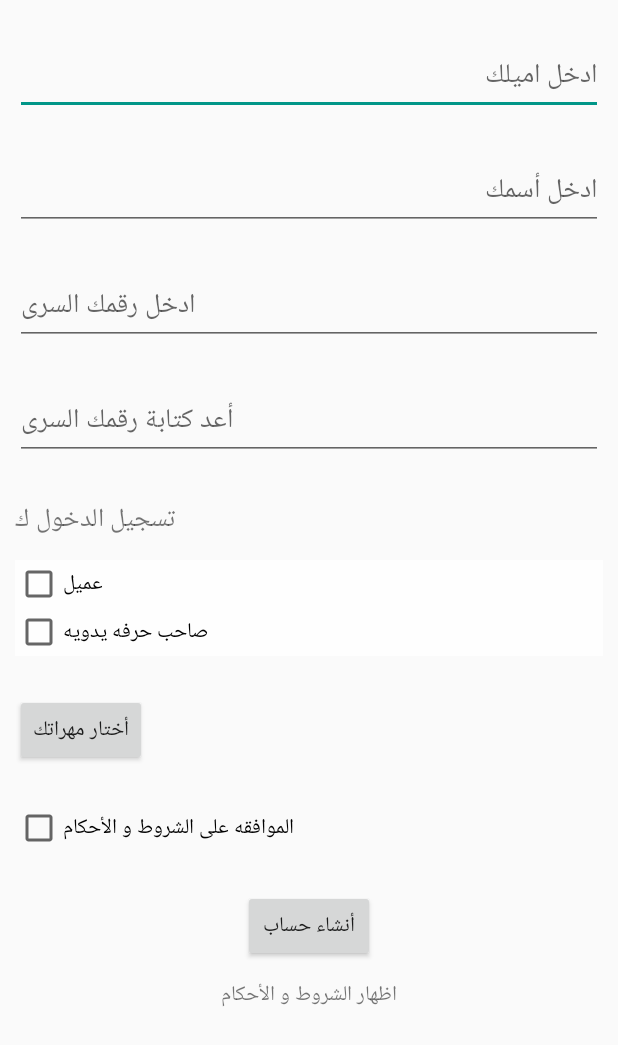
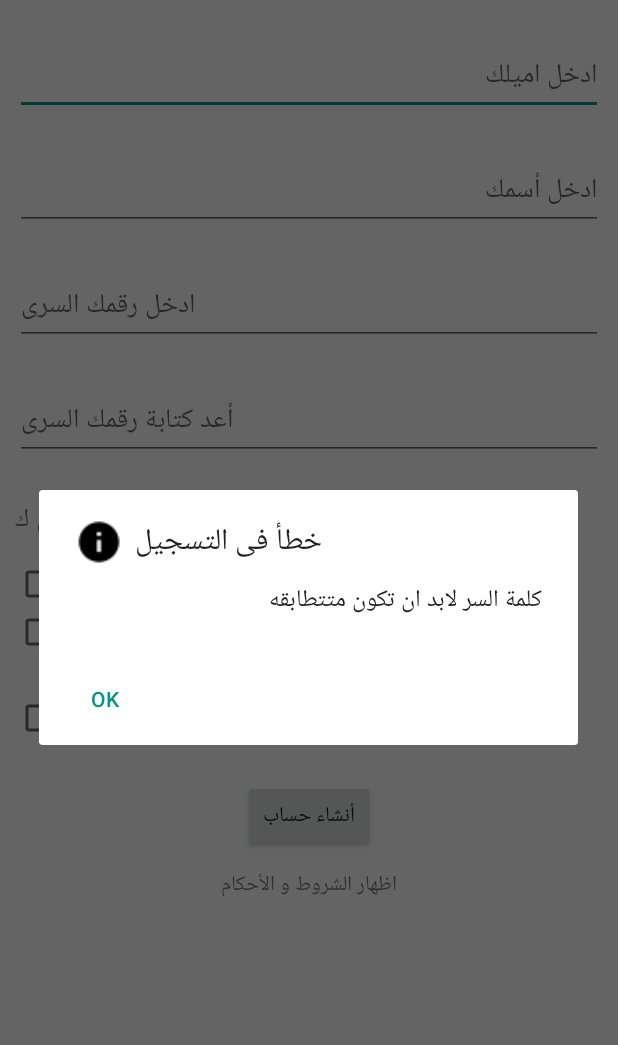
Before and after one commit to tayseer5/Otlo-W-Estna, an Android app: the fragment SignUpFragment shown on its own in the app's theme, after a tap on "أنشاء حساب", on a phone screen of 412 x 824 dp. Shown: the top 1045 px of the screen. Run offline under Robolectric (Android 15) with nearby library versions, the phone set to English and light mode, and no system bars; libraries missing offline, so code that uses them is left out: com.norbsoft.typefacehelper; 1 statement that could not run was skipped.

Commit message:
update login and registration

```diff
--- a/app/src/main/java/com/example/iti/sidemenumodule/view/SignUpFragment.java
+++ b/app/src/main/java/com/example/iti/sidemenumodule/view/SignUpFragment.java
@@ -1,16 +1,19 @@
 package com.example.iti.sidemenumodule.view;
 
 import android.app.Activity;
+import android.content.DialogInterface;
 import android.content.Intent;
 import android.os.Bundle;
 import android.support.annotation.Nullable;
 import android.support.v4.app.Fragment;
+import android.support.v7.app.AlertDialog;
 import android.util.Log;
 import android.view.LayoutInflater;
 import android.view.View;
 import android.view.ViewGroup;
 import android.widget.Button;
 import android.widget.CheckBox;
+import android.widget.CompoundButton;
 import android.widget.EditText;
 
 import com.example.iti.sidemenumodule.R;
@@ -26,15 +29,24 @@ import com.norbsoft.typefacehelper.TypefaceHelper;
 import java.util.ArrayList;
 
 
-public class SignUpFragment extends Fragment implements DialogResponce, View.OnClickListener,AfterPraseResult {
+public class SignUpFragment extends Fragment implements DialogResponce, View.OnClickListener, AfterPraseResult{
     View rootView;
-    ArrayList<Skills> selectedList;
+    ArrayList<Skills> selectedList= new ArrayList<>();
     EditText email;
     EditText password;
     EditText rePassword;
     EditText userName;
+    CheckBox workerCheckBox;
+    CheckBox hiredCheckBox;
     CheckBox ruleAgree;
+    Button skillsButton;
     Users users;
+    String bussinessType = "";
+    int alertErrorMsg;
+    int alertEmailErrorMsg;
+    int alertPasswordErrorMsg;
+
+
     public SignUpFragment() {
 
     }
@@ -50,23 +62,38 @@ public class SignUpFragment extends Fragment implements DialogResponce, View.OnC
     public View onCreateView(LayoutInflater inflater, ViewGroup container, Bundle savedInstanceState) {
         rootView = inflater.inflate(R.layout.signup_fragment, container, false);
         TypefaceHelper.typeface(rootView);
-        email= (EditText) rootView.findViewById(R.id.signUpEmail);
+        email = (EditText) rootView.findViewById(R.id.signUpEmail);
         password = (EditText) rootView.findViewById(R.id.signUpPassword);
         rePassword = (EditText) rootView.findViewById(R.id.signUpRePassword);
         userName = (EditText) rootView.findViewById(R.id.signUpUserName);
         ruleAgree = (CheckBox) rootView.findViewById(R.id.ruleAgreecheckBox);
-
-        Button skillsButton = (Button) rootView.findViewById(R.id.choiseSkills);
+        hiredCheckBox = (CheckBox) rootView.findViewById(R.id.hiredCheckBox);
+        workerCheckBox = (CheckBox) rootView.findViewById(R.id.workerCheckBox);
+        skillsButton = (Button) rootView.findViewById(R.id.choiseSkills);
         skillsButton.setOnClickListener(this);
         Button sighupButton = (Button) rootView.findViewById(R.id.sigin_up_button);
         sighupButton.setOnClickListener(this);
+        workerCheckBox.setOnCheckedChangeListener(new CompoundButton.OnCheckedChangeListener() {
+            @Override
+            public void onCheckedChanged(CompoundButton compoundButton, boolean checked) {
+                if(checked)
+                {
+                    skillsButton.setVisibility(View.VISIBLE);
+                }
+                else
+                {
+                    skillsButton.setVisibility(View.GONE);
+                }
+            }
+        });
+
 
         return rootView;
     }
 
     @Override
     public void result(ArrayList<Skills> selectedList) {
-        this.selectedList=selectedList;
+        this.selectedList = selectedList;
 
     }
 
@@ -85,68 +112,123 @@ public class SignUpFragment extends Fragment implements DialogResponce, View.OnC
     }
 
     private void signUpInformationCollection() {
-        Log.e("signUpInformationCollection","1");
-        if(ruleAgree.isChecked())
-        { Log.e("signUpInformationCollection","2");
-            if (password.getText().toString().trim().equals(rePassword.getText().toString())&&!password.getText().toString().trim().equals(null)&&!password.getText().toString().trim().equals(""))
-            { Log.e("signUpInformationCollection","3");
+        alertErrorMsg = 0;
+        alertPasswordErrorMsg=0;
+        alertEmailErrorMsg=0;
         users = new Users();
-                if(android.util.Patterns.EMAIL_ADDRESS.matcher(email.getText().toString().trim()).matches()&&!email.getText().toString().trim().equals(null)&&!email.getText().toString().trim().equals("")) {
-                    if(!userName.getText().toString().trim().equals(null)&&!userName.getText().toString().trim().equals("")) {
+        if (!ruleAgree.isChecked()) {
+            alertErrorMsg = 1;
+        }
+        if (password.getText().toString().trim().equals(rePassword.getText().toString()) && !password.getText().toString().trim().equals(null) && !password.getText().toString().trim().equals("")) {
+            users.setPassword(password.getText().toString().trim());
+        } else {
+            alertPasswordErrorMsg = 1;
+        }
+
+        if (android.util.Patterns.EMAIL_ADDRESS.matcher(email.getText().toString().trim()).matches() && !email.getText().toString().trim().equals(null) && !email.getText().toString().trim().equals("")) {
             users.setUserEmail(email.getText().toString().trim());
-                        users.setPassword(password.getText().toString().trim());
+        } else {
+            alertEmailErrorMsg = 1;
+        }
+        if (!userName.getText().toString().trim().equals(null) && !userName.getText().toString().trim().equals("")) {
             users.setUserName(userName.getText().toString().trim());
+        } else {
+            alertErrorMsg = 1;
+        }
+        if (hiredCheckBox.isChecked() && workerCheckBox.isChecked()) {
+            bussinessType = "both";
             if (!selectedList.isEmpty()) {
                 users.setUserSkills(selectedList);
-                            signUpProcess(users);
             } else {
-
-                            //alert select skills
-                            Log.e("signUpInformationCollection","4");
+                alertErrorMsg = 1;
+            }
+        } else {
+            if (workerCheckBox.isChecked()) {
+                bussinessType = "work";
+                if (!selectedList.isEmpty()) {
+                    users.setUserSkills(selectedList);
+                } else {
+                    alertErrorMsg = 1;
                 }
             }
-                    else
-                    {
-
-                        //alert to user name
-                        Log.e("signUpInformationCollection","5");
+            if (hiredCheckBox.isChecked()) {
+                bussinessType = "hire";
             }
         }
-                else
+
+        if (!bussinessType.isEmpty()) {
+            users.setTypeOfBusiness(bussinessType);
+
+        } else {
+            alertErrorMsg = 1;
+            //alert select account type
+        }
+
+
+        signUpProcess(users);
+    }
+
+    private void signUpProcess(Users users) {
+        Log.e("signUpProcess", "signUpProcess");
+        AlertDialog alertDialog = new AlertDialog.Builder(this.getActivity()).create();
+        // Setting Dialog Title
+        alertDialog.setTitle(getString(R.string.registrationErrorMsg));
+        // Setting Icon to Dialog
+        alertDialog.setIcon(R.drawable.ic_info);
+
+Log.e("error",alertErrorMsg+"");
+       if (alertPasswordErrorMsg==1) {
+           // Setting Dialog Message
+           alertDialog.setMessage(getString(R.string.password_error_msg));
+           // Setting OK Button
+           alertDialog.setButton(AlertDialog.BUTTON_NEUTRAL, "OK",
+                   new DialogInterface.OnClickListener() {
+                       public void onClick(DialogInterface dialog, int which) {
+                           dialog.dismiss();
+                       }
+                   });
+           alertDialog.show();
+       }
+                else if (alertEmailErrorMsg==1) {
+           // Setting Dialog Message
+           alertDialog.setMessage(getString(R.string.emailErrorMsg));
+           alertDialog.setButton(AlertDialog.BUTTON_NEUTRAL, "OK",
+                   new DialogInterface.OnClickListener() {
+                       public void onClick(DialogInterface dialog, int which) {
+                           dialog.dismiss();
+                       }
+                   });
+
+           // Showing Alert Message
+           alertDialog.show();
+       }
+        else if (alertErrorMsg==1) {
+
+           // Setting Dialog Message
+           alertDialog.setMessage(getString(R.string.dataErrorMsg));
+           alertDialog.setButton(AlertDialog.BUTTON_NEUTRAL, "OK",
+                   new DialogInterface.OnClickListener() {
+                       public void onClick(DialogInterface dialog, int which) {
+                           dialog.dismiss();
+                       }
+                   });
+           alertDialog.show();
+       }
+        else if(alertErrorMsg==0&&alertPasswordErrorMsg==0&&alertEmailErrorMsg==0)
        {
-
-                    //alert mail
-                    Log.e("signUpInformationCollection","6");
+                UserManager userManager = new UserManager(this.getActivity(), this);
+                userManager.registration(users, 1);
         }
 
     }
-            else
-            {
 
-                //alert passwords identical
-                Log.e("signUpInformationCollection","7");
-            }
-
-        }
-        else
-        {
-            Log.e("alert agree terms","alert agree terms");
-            //alert agree terms
-        }
-    }
-
-    private void signUpProcess(Users users) {
-        Log.e("signUpProcess","signUpProcess");
-        UserManager userManager = new UserManager(this.getActivity(),this);
-        userManager.registration(users,1);
-    }
     private void loginProcess(Users users) {
-        UserManager userManager = new UserManager(this.getActivity(),this);
-        userManager.Login(users.getUserEmail(),users.getPassword(),0);
+        UserManager userManager = new UserManager(this.getActivity(), this);
+        userManager.Login(users.getUserEmail(), users.getPassword(), 0);
     }
 
     private void getSkills() {
-        SkillsManager skillsManager = new SkillsManager(this.getActivity(),this);
+        SkillsManager skillsManager = new SkillsManager(this.getActivity(), this);
         skillsManager.getSkills(2);
     }
 
@@ -156,24 +238,22 @@ public class SignUpFragment extends Fragment implements DialogResponce, View.OnC
             case 0:
                 //login logic
                 Intent returnIntent = new Intent();
-                getActivity().setResult(Activity.RESULT_OK,returnIntent);
+                getActivity().setResult(Activity.RESULT_OK, returnIntent);
                 getActivity().finish();
                 break;
             case 1:
                 //registration logic
-                Log.e("here","ge");
-                if (message.toString().contains("ture Insert"))
-                {
+                Log.e("here", "ge");
+                if (message.toString().contains("ture Insert")) {
                     loginProcess(users);
-                }
-                else{
-                    Log.e("not reg","ge");
+                } else {
+                    Log.e("not reg", "ge");
                 }
 
                 break;
             case 2:
                 //skills dialog logic
-                Log.e("here","hh");
+                Log.e("here", "hh");
                 showSkillsDialog((ArrayList<Skills>) message);
                 break;
 
@@ -183,20 +263,21 @@ public class SignUpFragment extends Fragment implements DialogResponce, View.OnC
     @Override
     public void errorParesResult(String errorMessage, int code) {
         //alert with msg
-        Log.e("reach fragmnet fail",errorMessage);
+        Log.e("reach fragmnet fail", errorMessage);
     }
-    private void showSkillsDialog(ArrayList<Skills> allSkills)
-    {
+
+    private void showSkillsDialog(ArrayList<Skills> allSkills) {
         Gson gson = new Gson();
-        String allSkillsJsonArray =gson.toJson(allSkills);
+        String allSkillsJsonArray = gson.toJson(allSkills);
         Skills_Alert_Dialog_fragment dialogFragment = new Skills_Alert_Dialog_fragment();
         Bundle args = new Bundle();
         args.putString("skills", allSkillsJsonArray);
         dialogFragment.setArguments(args);
-        dialogFragment.setTargetFragment(this,0);
+        dialogFragment.setTargetFragment(this, 0);
         dialogFragment.show(getFragmentManager(), "skills");
 
     }
 
 
+
 }
--- a/app/src/main/res/layout/signup_fragment.xml
+++ b/app/src/main/res/layout/signup_fragment.xml
@@ -92,7 +92,8 @@
             android:layout_marginLeft="10dp"
             android:layout_marginStart="10dp"
             android:text="@string/choiseYourSkills"
-            android:id="@+id/choiseSkills" />
+            android:id="@+id/choiseSkills"
+            android:visibility="gone" />
 
         <CheckBox
             android:layout_width="wrap_content"
--- a/app/src/main/res/values-w820dp/strings.xml
+++ b/app/src/main/res/values-w820dp/strings.xml
@@ -83,4 +83,8 @@
     <string name="logintab">تسجيل الدخول</string>
     <string name="title_profile">صفحتي الشخصيه</string>
     <string name="you_must_login">لابد من تسجيل الدخول اولا..</string>
+    <string name="registrationErrorMsg">خطأ فى التسجيل</string>
+    <string name="password_error_msg">كلمة السر لابد ان تكون متتطابقه</string>
+    <string name="emailErrorMsg">برجاء ادخال اميل صحيح</string>
+    <string name="dataErrorMsg">برجاء التأكد من ادخال كل البينات المطلوبه</string>
 </resources>
--- a/app/src/main/res/values/strings.xml
+++ b/app/src/main/res/values/strings.xml
@@ -126,4 +126,8 @@
     <string name="kindOfAccount">تسجيل الدخول ك</string>
     <string name="hired">عميل</string>
     <string name="worker">صاحب حرفه يدويه</string>
+    <string name="registrationErrorMsg">خطأ فى التسجيل</string>
+    <string name="password_error_msg">كلمة السر لابد ان تكون متتطابقه</string>
+    <string name="emailErrorMsg">برجاء ادخال اميل صحيح</string>
+    <string name="dataErrorMsg">برجاء التأكد من ادخال كل البينات المطلوبه</string>
 </resources>
```
Also changed, not shown: app/src/main/java/com/example/iti/sidemenumodule/controller/ActicityWithSideMenu.java (+25 -13 lines), app/src/main/java/com/example/iti/sidemenumodule/daos/UserManager.java (+9 -2 lines), app/src/main/java/com/example/iti/sidemenumodule/model/Users.java (+10 -0 lines), app/src/main/java/com/example/iti/sidemenumodule/network_manager/HttpClientConn.java (+1 -6 lines), app/src/main/res/drawable-hdpi/ic_info.png (added), app/src/main/res/drawable-ldpi/ic_info.png (added), app/src/main/res/drawable-mdpi/ic_info.png (added), app/src/main/res/drawable-tvdpi/ic_info.png (added), app/src/main/res/drawable-xhdpi/ic_info.png (added), app/src/main/res/drawable-xxhdpi/ic_info.png (added), app/src/main/res/drawable-xxxhdpi/ic_info.png (added). Lines whose indentation alone changed are shown as unchanged.
